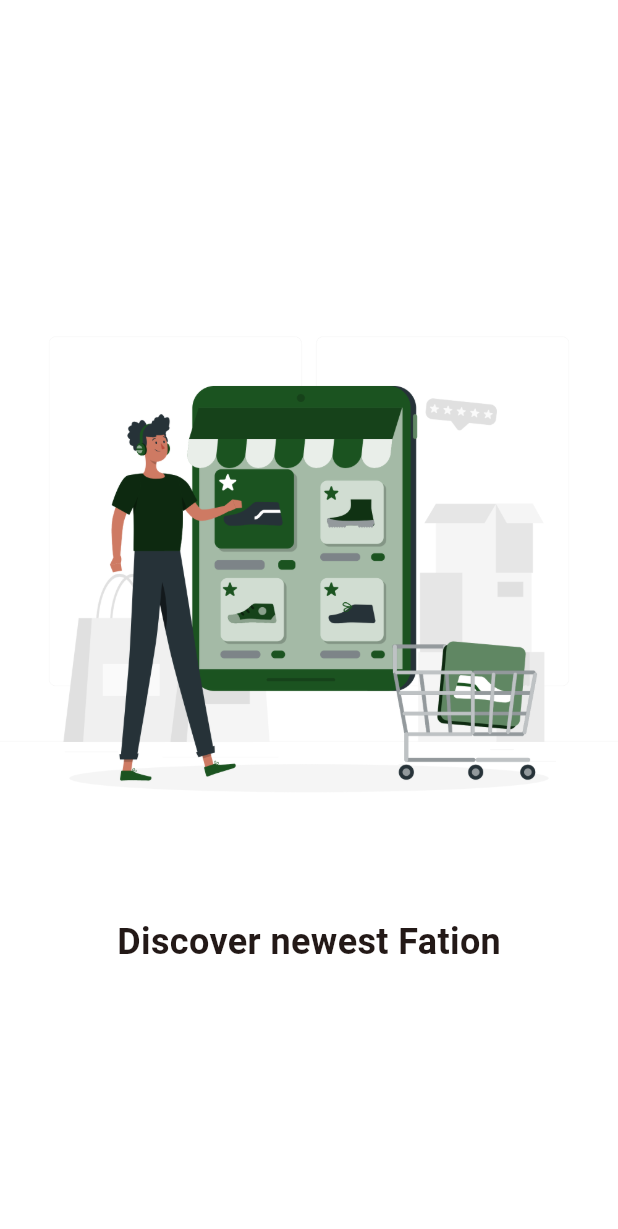
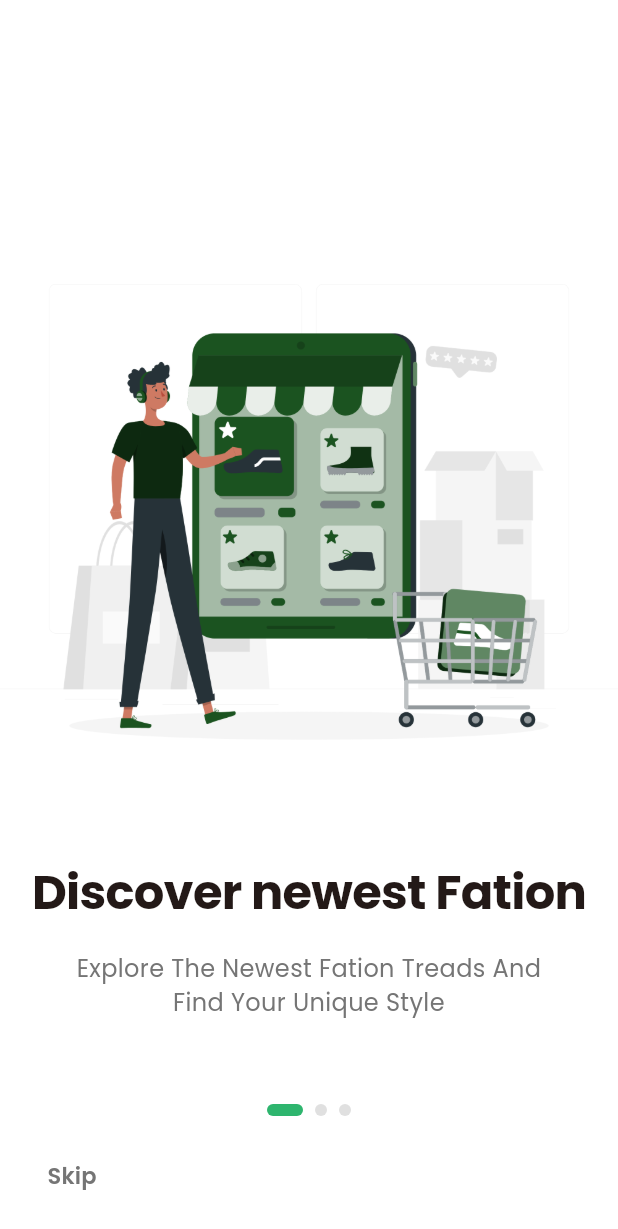
Before and after one commit to Saurabh2513/Fashion_Store_flutter, a Flutter app: the screen it shows after launch, on a phone screen of 412 x 824 dp. Shown: the top 1229 px of the screen. Run offline on Flutter 3.47's test engine with Material 3 defaults, Android fonts, the phone set to English and light mode, and no system bars; our stand-ins replace get, get_storage, google_fonts.

Commit message:
flutter ui

```diff
--- a/lib/utils/app_themes.dart
+++ b/lib/utils/app_themes.dart
@@ -3,7 +3,7 @@ import 'package:flutter/material.dart';
 class AppTheme {
   // Light Theme
   static final light = ThemeData(
-    primaryColor: const Color(0xff7200cd),
+    primaryColor: const Color(0xff2eb56e),
     scaffoldBackgroundColor: Colors.white,
     brightness: Brightness.light,
     appBarTheme: const AppBarTheme(
--- a/lib/view/onboarding_screen.dart
+++ b/lib/view/onboarding_screen.dart
@@ -1,3 +1,4 @@
+import 'package:ecommerce_app/utils/app_textstyle.dart';
 import 'package:flutter/material.dart';
 
 class OnboardingScreen extends StatefulWidget {
@@ -49,18 +50,82 @@ class _OnboardingScreenState extends State<OnboardingScreen> {
               return Column(
                 mainAxisAlignment: MainAxisAlignment.center,
                 children: [
+                  // Images
                   Image.asset(
                     _items[index].image,
                     height: MediaQuery.of(context).size.height * 0.5,
                   ),
                   const SizedBox(height: 20),
+                  // title text
                   Text(
+                    textAlign: TextAlign.center,
                     _items[index].title,
-                    style: TextStyle(fontSize: 24, fontWeight: FontWeight.bold),
+                    style: AppTextStyle.withColor(
+                      AppTextStyle.h1,
+                      Theme.of(context).textTheme.bodyLarge!.color!,
+                    ),
+                  ),
+                  const SizedBox(height: 20),
+                  // description text
+                  Padding(
+                    padding: EdgeInsets.symmetric(horizontal: 32),
+                    child: Text(
+                      textAlign: TextAlign.center,
+                      _items[index].description,
+                      style: AppTextStyle.withColor(
+                        AppTextStyle.bodyLarge,
+                        isDark ? Colors.grey[400]! : Colors.grey[600]!,
+                      ),
+                    ),
                   ),
                 ],
               );
             },
+          ),
+          Positioned(
+            bottom: 80,
+            left: 0,
+            right: 0,
+            child: Row(
+              mainAxisAlignment: MainAxisAlignment.center,
+              // bottom indicator animation
+              children: List.generate(
+                _items.length,
+                (index) => AnimatedContainer(
+                  duration: Duration(milliseconds: 300),
+                  margin: EdgeInsets.symmetric(horizontal: 4),
+                  height: 8,
+                  width: _currentpage == index ? 24 : 8,
+                  decoration: BoxDecoration(
+                    color:
+                        _currentpage == index
+                            ? Theme.of(context).primaryColor
+                            : (isDark ? Colors.grey[700] : Colors.grey[300]),
+                    borderRadius: BorderRadius.circular(10),
+                  ),
+                ),
+              ),
+            ),
+          ),
+          Positioned(
+            bottom: 16,
+            left: 16,
+            right: 16,
+            child: Row(
+              mainAxisAlignment: MainAxisAlignment.spaceBetween,
+              children: [
+                TextButton(
+                  onPressed: () {},
+                  child: Text(
+                    "Skip",
+                    style: AppTextStyle.withColor(
+                      AppTextStyle.buttonMedium,
+                      isDark ? Colors.grey[400]! : Colors.grey[600]!,
+                    ),
+                  ),
+                ),
+              ],
+            ),
           ),
         ],
       ),
```
